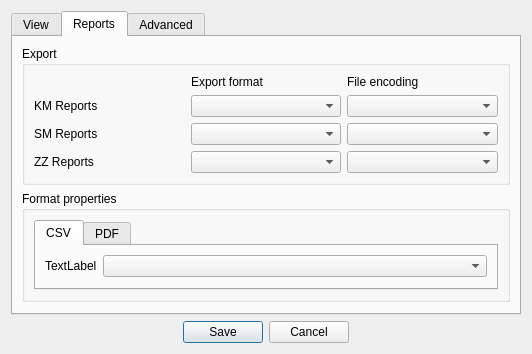
First picture: the form in src/ui/SettingsDialog.ui, repository wnt-zhp/zarlock-cpp, before the edit.
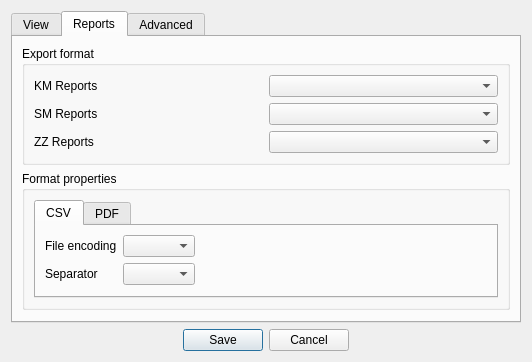
Second picture: the form after the edit. The open tabs and pages were chosen to show the change.

Commit message: About updated with icons, SettingsDialog implemented partially: encoding of output report CSV files

What changed in the file:
```diff
--- a/src/ui/SettingsDialog.ui
+++ b/src/ui/SettingsDialog.ui
@@ -212,61 +212,38 @@
        <item>
         <widget class="QGroupBox" name="groupBox_export">
          <property name="title">
-          <string>Export</string>
+          <string>Export format</string>
          </property>
          <layout class="QGridLayout" name="gridLayout_2">
-          <item row="0" column="1">
-           <widget class="QLabel" name="label_report_format">
-            <property name="text">
-             <string>Export format</string>
-            </property>
-           </widget>
+          <item row="2" column="1">
+           <widget class="QComboBox" name="cb_ZZ_format"/>
           </item>
-          <item row="0" column="2">
-           <widget class="QLabel" name="label_report_encoding">
-            <property name="text">
-             <string>File encoding</string>
-            </property>
-           </widget>
-          </item>
-          <item row="2" column="0">
+          <item row="1" column="0">
            <widget class="QLabel" name="label_SM_reports">
             <property name="text">
              <string>SM Reports</string>
             </property>
            </widget>
           </item>
-          <item row="1" column="0">
-           <widget class="QLabel" name="label_KM_reports">
-            <property name="text">
-             <string>KM Reports</string>
-            </property>
-           </widget>
+          <item row="1" column="1">
+           <widget class="QComboBox" name="cb_SM_format"/>
           </item>
-          <item row="3" column="0">
+          <item row="0" column="1">
+           <widget class="QComboBox" name="cb_KM_format"/>
+          </item>
+          <item row="2" column="0">
            <widget class="QLabel" name="label_ZZ_reports">
             <property name="text">
              <string>ZZ Reports</string>
             </property>
            </widget>
           </item>
-          <item row="1" column="1">
-           <widget class="QComboBox" name="cb_KM_format"/>
-          </item>
-          <item row="2" column="1">
-           <widget class="QComboBox" name="cb_SM_format"/>
-          </item>
-          <item row="3" column="1">
-           <widget class="QComboBox" name="cb_ZZ_format"/>
-          </item>
-          <item row="1" column="2">
-           <widget class="QComboBox" name="cb_KM_encoding"/>
-          </item>
-          <item row="2" column="2">
-           <widget class="QComboBox" name="cb_SM_encoding"/>
-          </item>
-          <item row="3" column="2">
-           <widget class="QComboBox" name="cb_ZZ_encoding"/>
+          <item row="0" column="0">
+           <widget class="QLabel" name="label_KM_reports">
+            <property name="text">
+             <string>KM Reports</string>
+            </property>
+           </widget>
           </item>
          </layout>
         </widget>
@@ -287,16 +264,29 @@
               <string>CSV</string>
              </attribute>
              <layout class="QFormLayout" name="formLayout_2">
+              <property name="fieldGrowthPolicy">
+               <enum>QFormLayout::ExpandingFieldsGrow</enum>
+              </property>
               <item row="0" column="0">
+               <widget class="QLabel" name="label_format_csv_encoding">
+                <property name="text">
+                 <string>File encoding</string>
+                </property>
+               </widget>
+              </item>
+              <item row="1" column="0">
                <widget class="QLabel" name="tab_format_csv_separator">
                 <property name="text">
-                 <string>TextLabel</string>
+                 <string>Separator</string>
                 </property>
                </widget>
               </item>
-              <item row="0" column="1">
+              <item row="1" column="1">
                <widget class="QComboBox" name="cb_format_csv_separator"/>
               </item>
+              <item row="0" column="1">
+               <widget class="QComboBox" name="cb_format_csv_encoding"/>
+              </item>
              </layout>
             </widget>
             <widget class="QWidget" name="tab_formats_pdf">
```
Left out of the diff: 2 changed lines with no effect on the pictures. The commit also changes 19 other files.
